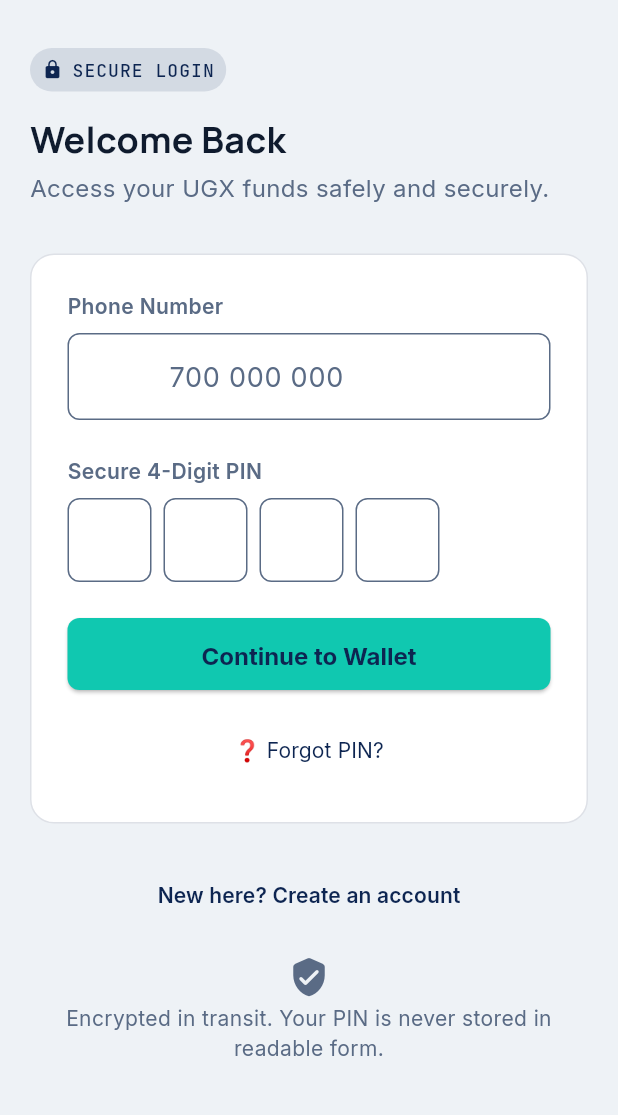
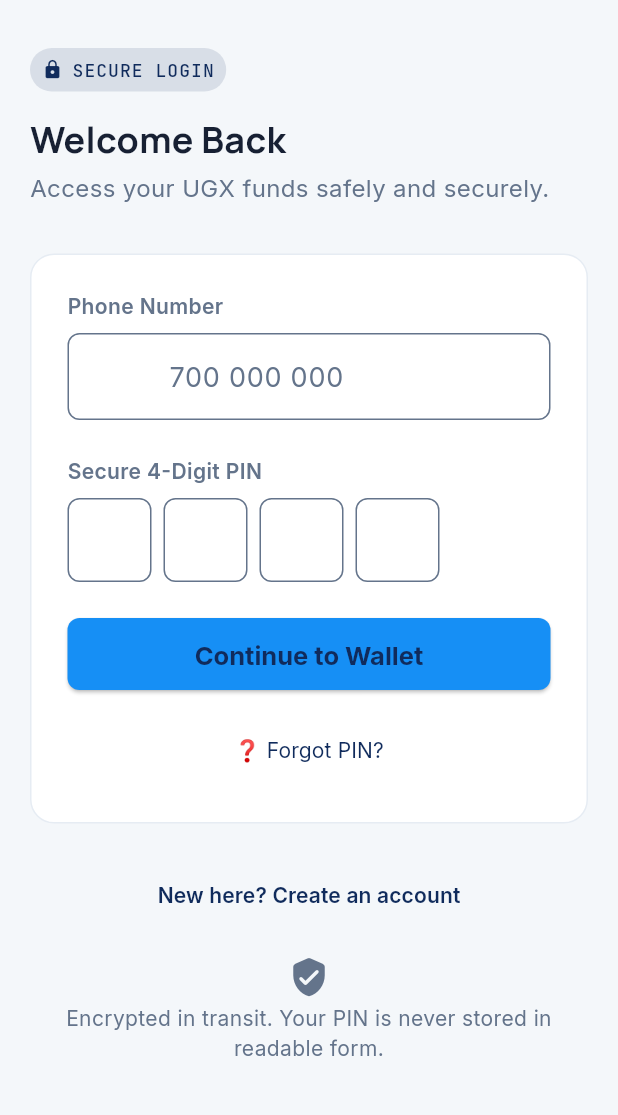
Before and after one commit to Markmiiro/school_wallet, a Flutter app: the screen it shows after launch, on a phone screen of 412 x 824 dp, the part 78-1193 px from its top. Run offline on Flutter 3.47's test engine with Material 3 defaults, Android fonts, the phone set to English and light mode, and no system bars; drawn by our look-alikes of flutter_animate, pinput; our stand-ins replace flutter_secure_storage, go_router, google_fonts; missing offline and left inert: dart:js_interop; accounts and stored records are empty.

Commit message:
Add brand assets and the brand-book palette
Bundle the Nuvora mark (light and reversed) with flutter_svg. Correct the
colour tokens to the brand book: one navy as the ground, blue as the
accent, teal only as the Top up signal. A palette test enforces the
values, contrast pairs and where teal may be used.

Co-Authored-By: Claude Opus 5.5 <noreply@anthropic.com>

```diff
--- a/lib/core/constants/app_colors.dart
+++ b/lib/core/constants/app_colors.dart
@@ -1,19 +1,38 @@
 // Nuvora colour tokens — the ONE place colour values are defined.
 //
-// NuvoraPalette holds the raw brand values. AppColors maps them onto the
-// roles the screens and AppTheme use. Screens reference AppColors only;
-// nothing outside this file should write a Color(0x...) literal.
+// NuvoraPalette holds the raw values from the brand book. AppColors maps
+// them onto the roles the screens and AppTheme use. Screens reference
+// AppColors only; nothing outside this file should write a Color(0x...)
+// literal. test/brand_palette_test.dart fails if any of this drifts.
 //
-// The same navy-900 value is repeated as a literal in web/index.html
-// (theme-color) and web/manifest.json (theme_color, background_color),
-// because those files cannot reference Dart. Change it there too.
+// The navy value is repeated as a literal in web/index.html (theme-color)
+// and web/manifest.json (theme_color, background_color), because those
+// files cannot reference Dart. Change it there too.
 //
-// Contrast rules (WCAG ratios, measured):
-//   teal400 on white    2.12  FAILS as text — use it only as a fill
-//   teal400 on navy700  6.38  fine for text and icons on navy
-//   navy900 on teal400  7.08  the pairing for a teal button
-//   teal700 on white    5.23  teal-coloured text on light backgrounds
-//   white   on navy700 13.52
+// ROLES (brand book)
+//   navy   trust, ground: the nav bar, headers, icons and text on light.
+//   blue   the accent: fills the primary button, the active tab and the
+//          balance card.
+//   teal   a signal, not an accent: "marks the thing that worked, nothing
+//          else". Once on a typical screen: the Top up button, or the
+//          mark on a cleared transaction. Two teal fills on one screen
+//          means one is wrong.
+//   Rough share of a screen: 60 neutral / 25 navy / 10 blue / 5 teal.
+//
+// CONTRAST (WCAG ratios, measured; the test holds these)
+//   blue  on white   3.34  not body text. A fill, or a 24px+ heading.
+//                          Blue as sentence text is blueText (6.33).
+//   teal  on white   2.12  never text on light. Teal type is tealText (4.50).
+//   white on teal    2.12  never, at any size.
+//   white on blue    3.34  large text only; navy on blue (4.13) is preferred
+//                          and is what every label on blue uses. It is
+//                          still "large only": primary button labels are
+//                          navy, weight 700, 17px or more.
+//   navy  on teal    6.51  the label on a teal button.
+//   white on navy   13.80
+//
+// The gradients inside assets/brand/*.svg belong to the mark. The book
+// says not to sample them for UI; none of their values appear here.
 
 import 'package:flutter/material.dart';
 
@@ -21,20 +40,24 @@ import 'package:flutter/material.dart';
 class NuvoraPalette {
   NuvoraPalette._();
 
-  // Brand
-  static const Color navy900 = Color(0xFF0D2551); // deepest ground, headers, status bar
-  static const Color navy700 = Color(0xFF142D5A); // primary surface, balance card
-  static const Color navy500 = Color(0xFF1D3A6B); // raised surface, borders on navy
-  static const Color teal400 = Color(0xFF10C8B0); // accent: CTAs, active nav, highlights
-  static const Color teal700 = Color(0xFF0B7A6D); // accent as TEXT on light backgrounds
-  static const Color ink = Color(0xFF0F1B2E); // body text on light
-  static const Color slate = Color(0xFF5A6B85); // secondary text
-  static const Color mist = Color(0xFFEEF2F6); // light page ground
+  // The three brand colours.
+  static const Color navy = Color(0xFF102B5C); // trust, ground
+  static const Color blue = Color(0xFF168FF5); // accent
+  static const Color teal = Color(0xFF12C8B0); // signal
+
+  // The same blue and teal, darkened by the book for use as TEXT on light.
+  static const Color blueText = Color(0xFF1061AB);
+  static const Color tealText = Color(0xFF0D857C);
+
+  // Neutrals.
+  static const Color surfaceSunken = Color(0xFFF4F7FA); // page ground
+  static const Color border = Color(0xFFE6ECF3); // hairlines, quiet fills
+  static const Color ink = Color(0xFF172033); // body text on light
+  static const Color inkMuted = Color(0xFF64748B); // secondary text
   static const Color white = Color(0xFFFFFFFF);
 
-  // Derived from the brand values above, not separate brand colours.
+  // Derived, not a separate brand colour.
   static const Color white70 = Color(0xB3FFFFFF); // muted text on navy
-  static const Color line = Color(0xFFDEE1E7); // slate at 20% over white: hairlines on light
 
   // Destructive only (Log Out, errors). Not part of the brand.
   static const Color red = Color(0xFFBA1A1A);
@@ -54,42 +77,45 @@ class AppColors {
   AppColors._(); // prevent instantiation
 
   // Surfaces
-  static const Color background = NuvoraPalette.mist;
-  static const Color surface = NuvoraPalette.mist;
+  static const Color background = NuvoraPalette.surfaceSunken;
+  static const Color surface = NuvoraPalette.surfaceSunken;
   static const Color surfaceContainerLowest = NuvoraPalette.white; // cards, inputs
   static const Color surfaceContainer = NuvoraPalette.white;
-  static const Color surfaceContainerHighest = NuvoraPalette.line;
+  static const Color surfaceContainerHighest = NuvoraPalette.border;
 
   static const Color onSurface = NuvoraPalette.ink;
-  static const Color onSurfaceVariant = NuvoraPalette.slate;
-  static const Color inverseSurface = NuvoraPalette.navy900;
+  static const Color onSurfaceVariant = NuvoraPalette.inkMuted;
+  static const Color inverseSurface = NuvoraPalette.navy;
   static const Color inverseOnSurface = NuvoraPalette.white;
 
-  static const Color outline = NuvoraPalette.slate;
-  static const Color outlineVariant = NuvoraPalette.line;
+  static const Color outline = NuvoraPalette.inkMuted;
+  static const Color outlineVariant = NuvoraPalette.border;
 
-  // Primary — navy. Headers, icons and text on light, outlined buttons.
-  static const Color primary = NuvoraPalette.navy900;
+  // Navy — the ground. Headers, the nav bar, the lock screen, icons and
+  // text on light, outlined buttons. One navy: the book has no second.
+  static const Color primary = NuvoraPalette.navy;
   static const Color onPrimary = NuvoraPalette.white;
-  // The navy surface: balance card, hero cards.
-  static const Color primaryContainer = NuvoraPalette.navy700;
+  static const Color primaryContainer = NuvoraPalette.navy;
   static const Color onPrimaryContainer = NuvoraPalette.white;
   static const Color onPrimaryContainerMuted = NuvoraPalette.white70;
-  static const Color inversePrimary = NuvoraPalette.teal400;
 
-  // Secondary — teal. `secondary` is the text-safe teal for light
-  // backgrounds; `secondaryContainer` is the teal FILL and must only ever
-  // carry `onSecondaryContainer` (navy) on top, never white.
-  static const Color secondary = NuvoraPalette.teal700;
-  static const Color onSecondary = NuvoraPalette.white;
-  static const Color secondaryContainer = NuvoraPalette.teal400;
-  static const Color onSecondaryContainer = NuvoraPalette.navy900;
+  // Blue — the accent. `accent` is a FILL (primary button, active tab,
+  // selected chip, the focus ring on navy) and carries `onAccent` (navy),
+  // never white at label size. `accentText` is blue for sentence text.
+  static const Color accent = NuvoraPalette.blue;
+  static const Color onAccent = NuvoraPalette.navy;
+  static const Color accentText = NuvoraPalette.blueText;
 
-  // Tertiary — raised navy.
-  static const Color tertiary = NuvoraPalette.navy500;
-  static const Color onTertiary = NuvoraPalette.white;
-  static const Color tertiaryContainer = NuvoraPalette.navy500;
-  static const Color onTertiaryContainer = NuvoraPalette.white;
+  // The balance card is blue; everything written on it is navy.
+  static const Color balanceCard = NuvoraPalette.blue;
+  static const Color onBalanceCard = NuvoraPalette.navy;
+
+  // Teal — the signal. `signal` is a FILL and carries `onSignal` (navy),
+  // never white. `signalText` is teal for type and for marks on white.
+  // Use it for the thing that worked and for the Top up button only.
+  static const Color signal = NuvoraPalette.teal;
+  static const Color onSignal = NuvoraPalette.navy;
+  static const Color signalText = NuvoraPalette.tealText;
 
   // Functional — red is reserved for destructive actions and errors.
   static const Color error = NuvoraPalette.red;
@@ -97,16 +123,22 @@ class AppColors {
   static const Color errorContainer = NuvoraPalette.redTint;
   static const Color onErrorContainer = NuvoraPalette.redDeep;
 
-  static const Color success = NuvoraPalette.teal700;
+  // "It worked": the tick after a payment, an active card.
+  static const Color success = NuvoraPalette.tealText;
 
-  // Money direction in transaction lists and totals.
-  static const Color moneyIn = NuvoraPalette.teal700;
+  // Amounts in transaction lists and totals are ink either way; the sign
+  // says the direction. A top-up that went through carries the one teal
+  // mark on its row (`cleared`), not a teal amount as well.
+  static const Color moneyIn = NuvoraPalette.ink;
   static const Color moneyOut = NuvoraPalette.ink;
+  static const Color cleared = NuvoraPalette.tealText;
 
-  // Bottom navigation (sits on navy).
-  static const Color navBar = NuvoraPalette.navy900;
-  static const Color navBarIndicator = NuvoraPalette.navy500;
-  static const Color navBarActive = NuvoraPalette.teal400;
+  // Bottom navigation (sits on navy). The active tab is a blue pill with
+  // a navy icon; its label, below the pill on the bar, is white.
+  static const Color navBar = NuvoraPalette.navy;
+  static const Color navBarIndicator = NuvoraPalette.blue;
+  static const Color navBarActiveIcon = NuvoraPalette.navy;
+  static const Color navBarActiveLabel = NuvoraPalette.white;
   static const Color navBarInactive = NuvoraPalette.white70;
 
   // Buy a Card preview.
@@ -115,12 +147,12 @@ class AppColors {
   static const Color cardYellow = NuvoraPalette.cardYellow;
   static const Color cardRed = NuvoraPalette.cardRed;
   static const Color onCardFace = NuvoraPalette.white;
-  static const Color cardChip = NuvoraPalette.mist;
+  static const Color cardChip = NuvoraPalette.surfaceSunken;
 
   // Elevation helpers
-  static const Color level1CardBorder = NuvoraPalette.line;
+  static const Color level1CardBorder = NuvoraPalette.border;
   static BoxShadow level2Shadow = BoxShadow(
-    color: NuvoraPalette.navy900.withOpacity(0.08),
+    color: NuvoraPalette.navy.withOpacity(0.08),
     offset: const Offset(0, 4),
     blurRadius: 12,
   );
--- a/lib/core/theme/app_theme.dart
+++ b/lib/core/theme/app_theme.dart
@@ -93,6 +93,19 @@ class AppTheme {
   static const double minTouchTarget = 48;
 
   // ── ThemeData ─────────────────────────────────────────────
+  /// The smallest and lightest a primary button's label may be.
+  static const double primaryButtonLabelSize = 17;
+  static TextStyle get primaryButtonLabel => bodyMd.copyWith(
+        fontSize: primaryButtonLabelSize,
+        fontWeight: FontWeight.w700,
+      );
+
+  /// The Top up button: the one teal fill a screen may have. Navy label.
+  static ButtonStyle get signalButton => ElevatedButton.styleFrom(
+        backgroundColor: AppColors.signal,
+        foregroundColor: AppColors.onSignal,
+      );
+
   static ThemeData get lightTheme {
     return ThemeData(
       useMaterial3: true,
@@ -103,14 +116,17 @@ class AppTheme {
         onPrimary: AppColors.onPrimary,
         primaryContainer: AppColors.primaryContainer,
         onPrimaryContainer: AppColors.onPrimaryContainer,
-        secondary: AppColors.secondary,
-        onSecondary: AppColors.onSecondary,
-        secondaryContainer: AppColors.secondaryContainer,
-        onSecondaryContainer: AppColors.onSecondaryContainer,
-        tertiary: AppColors.tertiary,
-        onTertiary: AppColors.onTertiary,
-        tertiaryContainer: AppColors.tertiaryContainer,
-        onTertiaryContainer: AppColors.onTertiaryContainer,
+        // Material's "secondary" is the accent (blue) and its "tertiary"
+        // the signal (teal); the text-safe shade is the plain role and
+        // the fill is the container.
+        secondary: AppColors.accentText,
+        onSecondary: AppColors.onPrimary,
+        secondaryContainer: AppColors.accent,
+        onSecondaryContainer: AppColors.onAccent,
+        tertiary: AppColors.signalText,
+        onTertiary: AppColors.onPrimary,
+        tertiaryContainer: AppColors.signal,
+        onTertiaryContainer: AppColors.onSignal,
         error: AppColors.error,
         onError: AppColors.onError,
         errorContainer: AppColors.errorContainer,
@@ -123,7 +139,7 @@ class AppTheme {
         outlineVariant: AppColors.outlineVariant,
         inverseSurface: AppColors.inverseSurface,
         onInverseSurface: AppColors.inverseOnSurface,
-        inversePrimary: AppColors.inversePrimary,
+        inversePrimary: AppColors.accent,
       ),
 
       appBarTheme: AppBarTheme(
@@ -138,15 +154,17 @@ class AppTheme {
       ),
 
       elevatedButtonTheme: ElevatedButtonThemeData(
-        // Teal fill, navy label. Never white on teal — see app_colors.dart.
+        // The primary button: blue fill, navy label. Navy on blue is
+        // 4.13:1, "large only" in the brand book, so the label is never
+        // lighter than 700 or smaller than 17px. See app_colors.dart.
         style: ElevatedButton.styleFrom(
-          backgroundColor: AppColors.secondaryContainer,
-          foregroundColor: AppColors.onSecondaryContainer,
+          backgroundColor: AppColors.accent,
+          foregroundColor: AppColors.onAccent,
           minimumSize: const Size.fromHeight(minTouchTarget),
           shape: RoundedRectangleBorder(
             borderRadius: BorderRadius.circular(radiusDefault),
           ),
-          textStyle: bodyMd.copyWith(fontWeight: FontWeight.w700),
+          textStyle: primaryButtonLabel,
         ),
       ),
       outlinedButtonTheme: OutlinedButtonThemeData(
--- a/lib/features/family/screens/claim_children_screen.dart
+++ b/lib/features/family/screens/claim_children_screen.dart
@@ -138,10 +138,6 @@ class _ClaimChildrenScreenState extends State<ClaimChildrenScreen> {
         SizedBox(
           width: double.infinity,
           child: ElevatedButton(
-            style: ElevatedButton.styleFrom(
-              backgroundColor: AppColors.secondaryContainer,
-              foregroundColor: AppColors.onSecondaryContainer,
-            ),
             onPressed: _busy
                 ? null
                 : verified
@@ -177,7 +173,7 @@ class _ClaimChildrenScreenState extends State<ClaimChildrenScreen> {
     return Column(
       crossAxisAlignment: CrossAxisAlignment.start,
       children: [
-        Icon(Icons.check_circle_rounded, color: AppColors.secondary, size: 48),
+        Icon(Icons.check_circle_rounded, color: AppColors.success, size: 48),
         const SizedBox(height: AppTheme.spaceMd),
         Text('Added to your account', style: AppTheme.headlineMd),
         const SizedBox(height: AppTheme.spaceSm),
--- a/lib/features/lock/lock_gate.dart
+++ b/lib/features/lock/lock_gate.dart
@@ -172,7 +172,7 @@ class _LockScreenState extends State<LockScreen> {
                   enabled: !_busy,
                   defaultPinTheme: pinTheme,
                   focusedPinTheme: pinTheme.copyDecorationWith(
-                    border: Border.all(color: AppColors.secondaryContainer, width: 2),
+                    border: Border.all(color: AppColors.accent, width: 2),
                   ),
                   onCompleted: _submitPin,
                 ),
@@ -195,10 +195,6 @@ class _LockScreenState extends State<LockScreen> {
                 if (_credentialId != null) ...[
                   const SizedBox(height: AppTheme.spaceSm),
                   ElevatedButton.icon(
-                    style: ElevatedButton.styleFrom(
-                      backgroundColor: AppColors.secondaryContainer,
-                      foregroundColor: AppColors.onSecondaryContainer,
-                    ),
                     onPressed: _busy ? null : _useBiometric,
                     icon: const Icon(Icons.fingerprint_rounded),
                     label: const Text('Use fingerprint or face'),
```
Also changed, not shown: lib/core/constants/brand_assets.dart (added, +15 -0 lines), lib/core/widgets/activity_feed.dart (+6 -4 lines), lib/features/dashboard/get_started.dart (+3 -5 lines), lib/features/dashboard/screens/dashboard_screen.dart (+10 -13 lines), lib/features/dashboard/screens/main_shell.dart (+7 -3 lines), lib/features/wallet/screens/child_wallet_detail_screen.dart (+11 -6 lines), lib/features/wallet/screens/controls_screen.dart (+2 -6 lines), lib/features/wallet/screens/transactions_screen.dart (+6 -3 lines), pubspec.yaml (+7 -0 lines), assets/brand/nuvora-mark-reversed.svg (added), assets/brand/nuvora-mark.svg (added), pubspec.lock, 5 other files.
